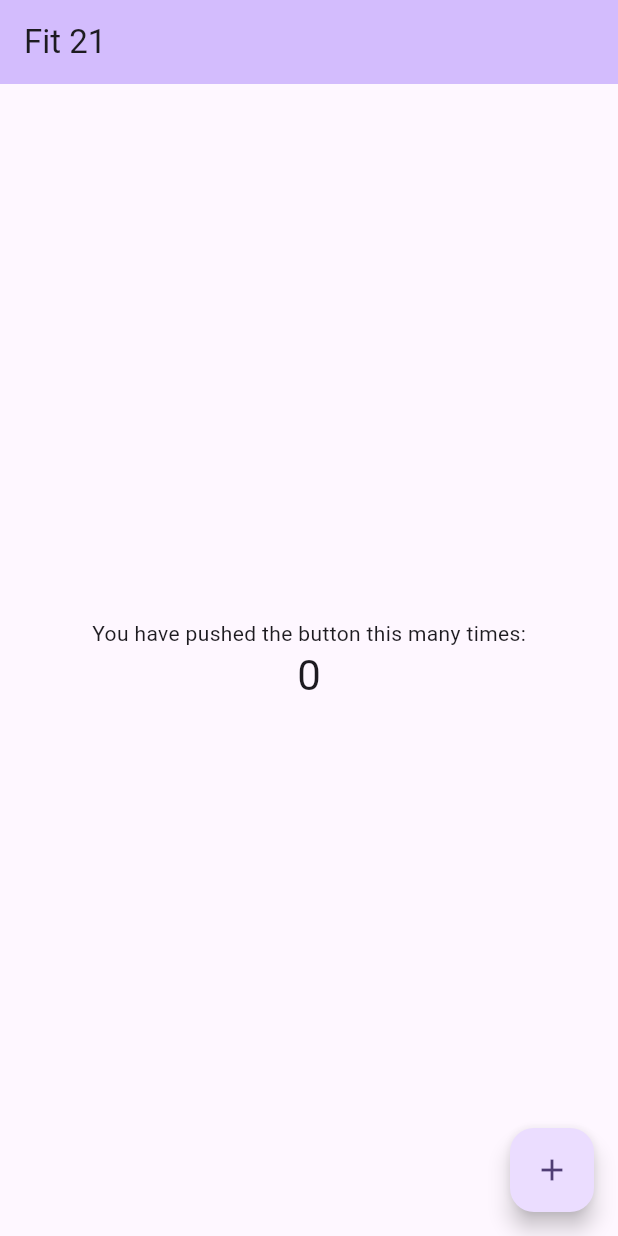
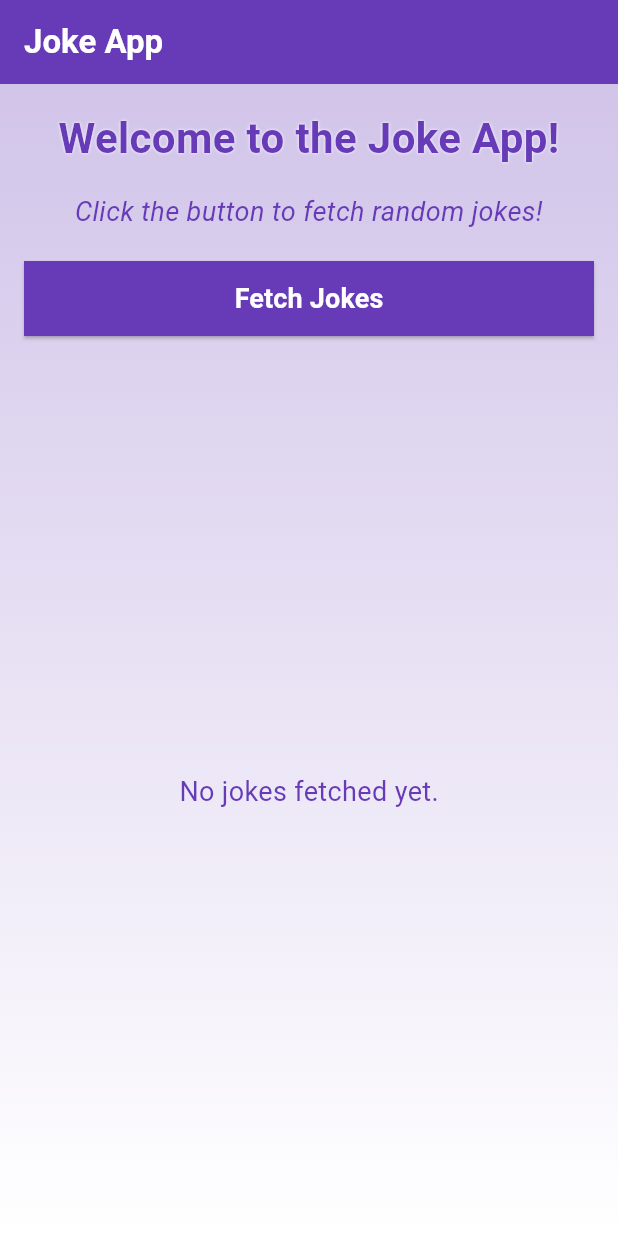
Before and after one commit to WAJAMASARA/JokeApp, a Flutter app: the screen it shows after launch, on a phone screen of 412 x 824 dp. Run offline on Flutter 3.47's test engine with Material 3 defaults, Android fonts, the phone set to English and light mode, and no system bars; our stand-ins replace dio.

Commit message:
added the button and make the UI for the joke app Signed-off-by: W A J AMASARA <125728677+WAJAMASARA@users.noreply.github.com>

```diff
--- a/jokeapp/lib/main.dart
+++ b/jokeapp/lib/main.dart
@@ -1,125 +1,148 @@
 import 'package:flutter/material.dart';
+import 'joke_service.dart';
+import 'dart:convert';
 
-void main() {
-  runApp(const MyApp());
-}
+void main() => runApp(const MyApp());
 
 class MyApp extends StatelessWidget {
   const MyApp({super.key});
 
-  // This widget is the root of your application.
   @override
   Widget build(BuildContext context) {
     return MaterialApp(
-      title: 'Flutter Demo',
-      theme: ThemeData(
-        // This is the theme of your application.
-        //
-        // TRY THIS: Try running your application with "flutter run". You'll see
-        // the application has a purple toolbar. Then, without quitting the app,
-        // try changing the seedColor in the colorScheme below to Colors.green
-        // and then invoke "hot reload" (save your changes or press the "hot
-        // reload" button in a Flutter-supported IDE, or press "r" if you used
-        // the command line to start the app).
-        //
-        // Notice that the counter didn't reset back to zero; the application
-        // state is not lost during the reload. To reset the state, use hot
-        // restart instead.
-        //
-        // This works for code too, not just values: Most code changes can be
-        // tested with just a hot reload.
-        colorScheme: ColorScheme.fromSeed(seedColor: Colors.deepPurple),
-        useMaterial3: true,
-      ),
-      home: const MyHomePage(title: 'Fit 21'),
+      title: 'Joke App',
+      theme: ThemeData(primarySwatch: Colors.blue),
+      home: const JokeListPage(),
     );
   }
 }
 
-class MyHomePage extends StatefulWidget {
-  const MyHomePage({super.key, required this.title});
-
-  // This widget is the home page of your application. It is stateful, meaning
-  // that it has a State object (defined below) that contains fields that affect
-  // how it looks.
-
-  // This class is the configuration for the state. It holds the values (in this
-  // case the title) provided by the parent (in this case the App widget) and
-  // used by the build method of the State. Fields in a Widget subclass are
-  // always marked "final".
-
-  final String title;
+class JokeListPage extends StatefulWidget {
+  const JokeListPage({super.key});
 
   @override
-  State<MyHomePage> createState() => _MyHomePageState();
+  _JokeListPageState createState() => _JokeListPageState();
 }
 
-class _MyHomePageState extends State<MyHomePage> {
-  int _counter = 0;
+class _JokeListPageState extends State<JokeListPage> {
+  final JokeService _jokeService = JokeService();
+  List<Map<String, dynamic>> _jokesRaw = [];
+  bool _isLoading = false;
 
-  void _incrementCounter() {
-    setState(() {
-      // This call to setState tells the Flutter framework that something has
-      // changed in this State, which causes it to rerun the build method below
-      // so that the display can reflect the updated values. If we changed
-      // _counter without calling setState(), then the build method would not be
-      // called again, and so nothing would appear to happen.
-      _counter++;
-    });
+  Future<void> _fetchJokes() async {
+    setState(() => _isLoading = true);
+    try {
+      _jokesRaw = await _jokeService.fetchJokesRaw();
+      setState(() => _isLoading = false);
+    } catch (e) {
+      throw Exception(e);
+    }
   }
 
   @override
   Widget build(BuildContext context) {
-    // This method is rerun every time setState is called, for instance as done
-    // by the _incrementCounter method above.
-    //
-    // The Flutter framework has been optimized to make rerunning build methods
-    // fast, so that you can just rebuild anything that needs updating rather
-    // than having to individually change instances of widgets.
     return Scaffold(
       appBar: AppBar(
-        // TRY THIS: Try changing the color here to a specific color (to
-        // Colors.amber, perhaps?) and trigger a hot reload to see the AppBar
-        // change color while the other colors stay the same.
-        backgroundColor: Theme.of(context).colorScheme.inversePrimary,
-        // Here we take the value from the MyHomePage object that was created by
-        // the App.build method, and use it to set our appbar title.
-        title: Text(widget.title),
+        title: const Text(
+          'Joke App',
+          style: TextStyle(
+              fontWeight: FontWeight.bold,
+              color: Colors.white
+          ),
+        ),
+        backgroundColor: Colors.deepPurple,
       ),
-      body: Center(
-        // Center is a layout widget. It takes a single child and positions it
-        // in the middle of the parent.
-        child: Column(
-          // Column is also a layout widget. It takes a list of children and
-          // arranges them vertically. By default, it sizes itself to fit its
-          // children horizontally, and tries to be as tall as its parent.
-          //
-          // Column has various properties to control how it sizes itself and
-          // how it positions its children. Here we use mainAxisAlignment to
-          // center the children vertically; the main axis here is the vertical
-          // axis because Columns are vertical (the cross axis would be
-          // horizontal).
-          //
-          // TRY THIS: Invoke "debug painting" (choose the "Toggle Debug Paint"
-          // action in the IDE, or press "p" in the console), to see the
-          // wireframe for each widget.
-          mainAxisAlignment: MainAxisAlignment.center,
-          children: <Widget>[
-            const Text(
-              'You have pushed the button this many times:',
-            ),
-            Text(
-              '$_counter',
-              style: Theme.of(context).textTheme.headlineMedium,
-            ),
-          ],
+      body: Container(
+        decoration: BoxDecoration(
+            gradient: LinearGradient(
+              begin: Alignment.topCenter,
+              end: Alignment.bottomCenter,
+              colors: [Colors.deepPurple.shade100, Colors.white],
+            )
+        ),
+        child: Padding(
+          padding: const EdgeInsets.all(16.0),
+          child: Column(
+            crossAxisAlignment: CrossAxisAlignment.stretch,
+            children: [
+              const Text(
+                'Welcome to the Joke App!',
+                style: TextStyle(
+                    fontSize: 28,
+                    fontWeight: FontWeight.bold,
+                    color: Colors.deepPurple,
+                    shadows: [Shadow(color: Colors.white, blurRadius: 2)]
+                ),
+                textAlign: TextAlign.center,
+              ),
+              const SizedBox(height: 16),
+              const Text(
+                'Click the button to fetch random jokes!',
+                style: TextStyle(
+                  fontSize: 18,
+                  fontWeight: FontWeight.w400,
+                  fontStyle: FontStyle.italic,
+                  color: Colors.deepPurple,
+                ),
+                textAlign: TextAlign.center,
+              ),
+              const SizedBox(height: 20),
+              ElevatedButton(
+                  onPressed: () {_fetchJokes();},
+                  style: const ButtonStyle(
+                      backgroundColor: WidgetStatePropertyAll<Color>(Colors.deepPurple),
+                      minimumSize: WidgetStatePropertyAll<Size>(Size(0, 50)),
+                      shape: WidgetStatePropertyAll(LinearBorder.none),
+                      enableFeedback: true
+                  ),
+                  child: const Text(
+                    'Fetch Jokes',
+                    style: TextStyle(
+                      fontSize: 18,
+                      fontWeight: FontWeight.bold,
+                      color: Colors.white,
+                    ),
+                  )),
+              const SizedBox(height: 24),
+              Expanded(
+                child: _isLoading ?
+                const Center(child: CircularProgressIndicator())
+                    : _buildJokeList(),
+              )
+            ],
+          ),
         ),
       ),
-      floatingActionButton: FloatingActionButton(
-        onPressed: _incrementCounter,
-        tooltip: 'Increment',
-        child: const Icon(Icons.add),
-      ), // This trailing comma makes auto-formatting nicer for build methods.
+    );
+  }
+
+
+  Widget _buildJokeList() {
+    if (_jokesRaw.isEmpty) {
+      return const Center(
+        child: Text(
+          'No jokes fetched yet.',
+          style: TextStyle(fontSize: 18, color: Colors.deepPurple),
+        ),
+      );
+    }
+    return ListView.builder(
+      itemCount: _jokesRaw.length,
+      itemBuilder: (context, index) {
+        final jokeJson = _jokesRaw[index];
+        return Card(
+          margin: const EdgeInsets.only(bottom: 16),
+          elevation: 4,
+          shape: RoundedRectangleBorder(borderRadius: BorderRadius.circular(12)),
+          child: Padding(
+              padding: const EdgeInsets.all(16.0),
+              child: Text(
+                jsonEncode(jokeJson),
+                style: const TextStyle(fontSize: 14),
+              )
+          ),
+        );
+      },
     );
   }
 }
```
